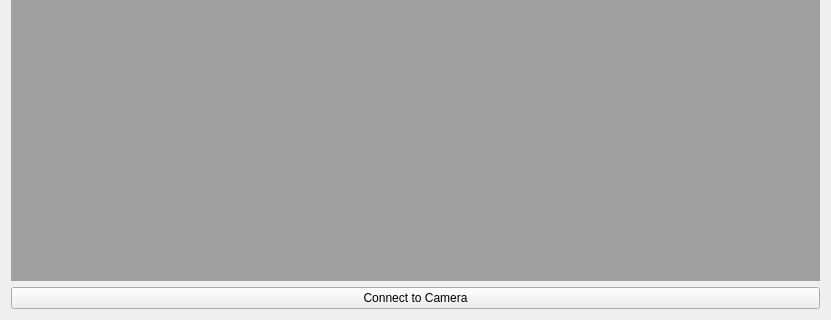
BYUCreateResearchLab/CREATE_LAB_Binder_Jet_Printer, file src/ui/dropletobservationwidget.ui: the form before one commit; both pictures show x 0 to 831 and y 154 to 474 of the 831 by 474 pixel window.
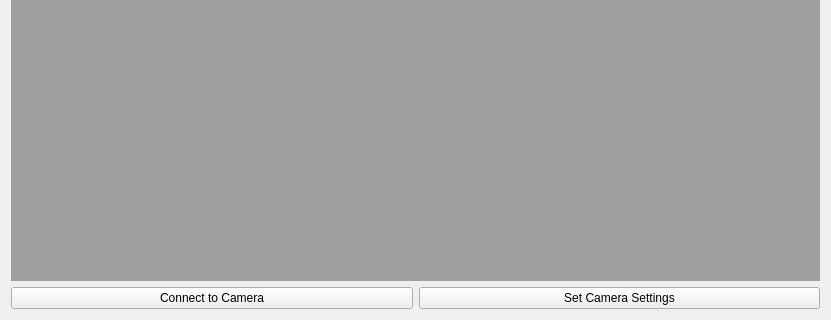
The form after the commit.

The edit to the form file:
```diff
--- a/src/ui/dropletobservationwidget.ui
+++ b/src/ui/dropletobservationwidget.ui
@@ -14,9 +14,6 @@
    <string>Form</string>
   </property>
   <layout class="QGridLayout" name="gridLayout">
-   <item row="0" column="0">
-    <widget class="QMdiArea" name="mdiArea"/>
-   </item>
    <item row="1" column="0">
     <widget class="QPushButton" name="connect">
      <property name="text">
@@ -24,6 +21,16 @@
      </property>
     </widget>
    </item>
+   <item row="1" column="1">
+    <widget class="QPushButton" name="setSettings">
+     <property name="text">
+      <string>Set Camera Settings</string>
+     </property>
+    </widget>
+   </item>
+   <item row="0" column="0" colspan="2">
+    <widget class="QMdiArea" name="mdiArea"/>
+   </item>
   </layout>
  </widget>
  <resources/>
```
